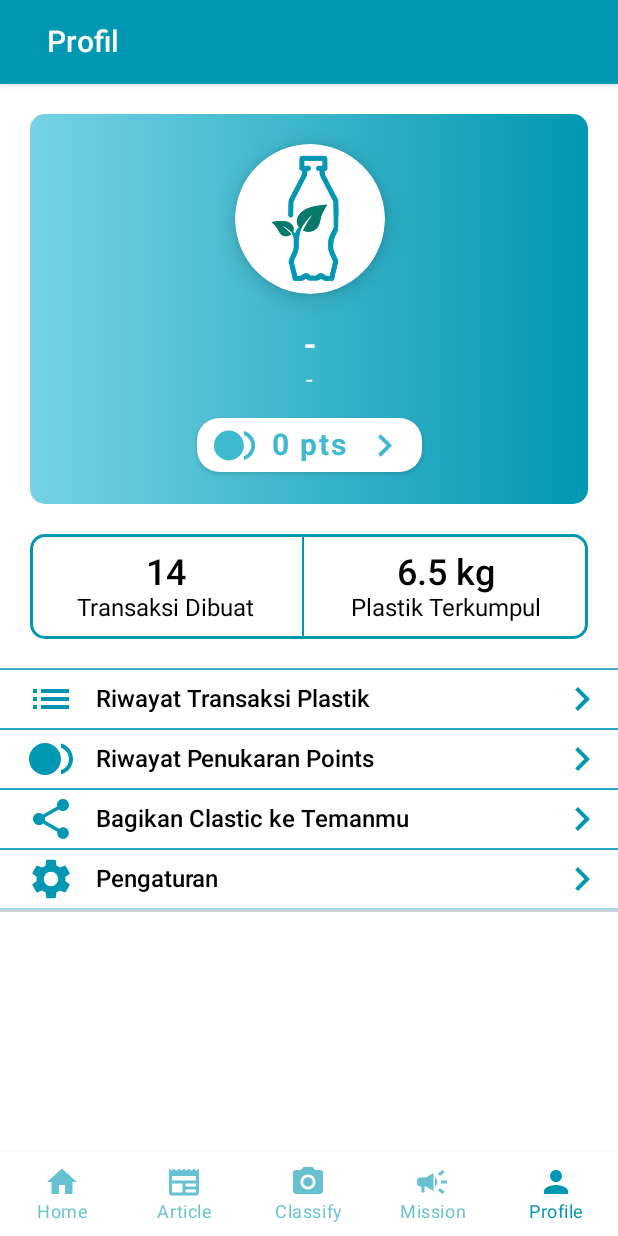
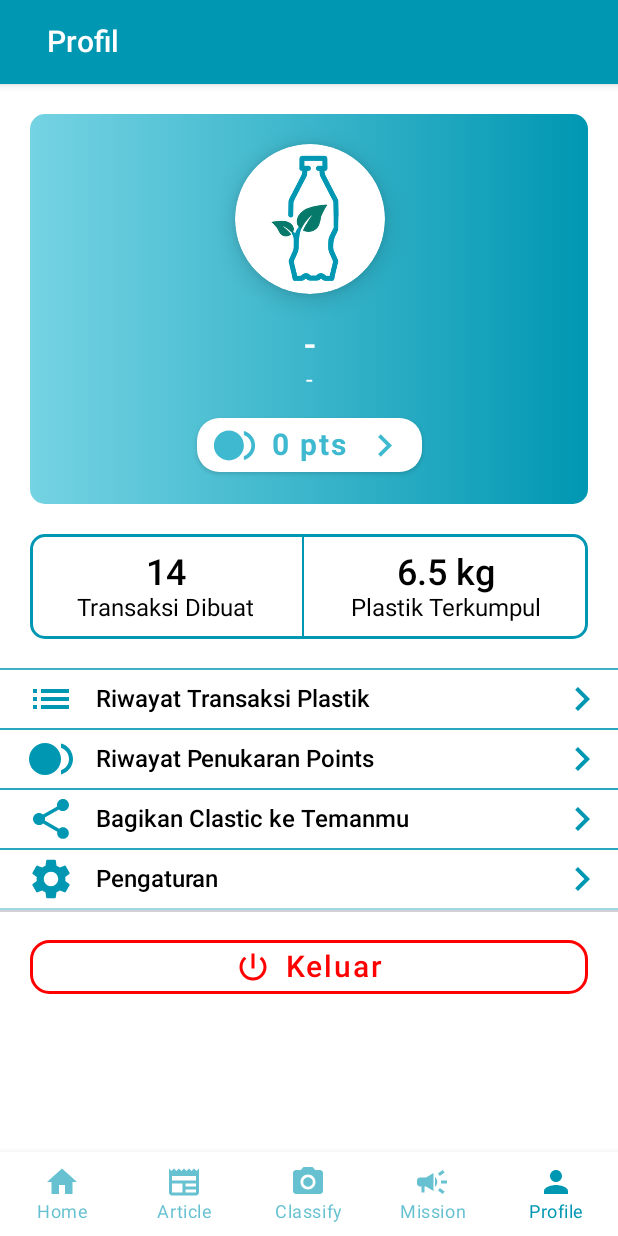
Before and after one commit to lsatriosim/clastic-app, an Android app built with Jetpack Compose: the ProfileScreen screen opened through its navigation route, on a phone screen of 412 x 824 dp. Run offline under Robolectric (Android 15) with nearby library versions, the light colour scheme and no system bars; our stand-ins replace Firebase (no records; nobody signed in at launch, a user with empty details on screens opened directly); pictures from the network do not load.

Commit message:
Update ProfileScreen.kt

```diff
--- a/mobile-development/app/src/main/java/com/example/clastic/ui/screen/profile/ProfileScreen.kt
+++ b/mobile-development/app/src/main/java/com/example/clastic/ui/screen/profile/ProfileScreen.kt
@@ -122,7 +122,7 @@
                 },
                 // TODO(Illegal Padding?)
                 modifier = Modifier
-                    .padding(top = 20.dp, bottom = 100.dp)
+                    .padding(top = 15.dp)
             )
         }
     }
```
